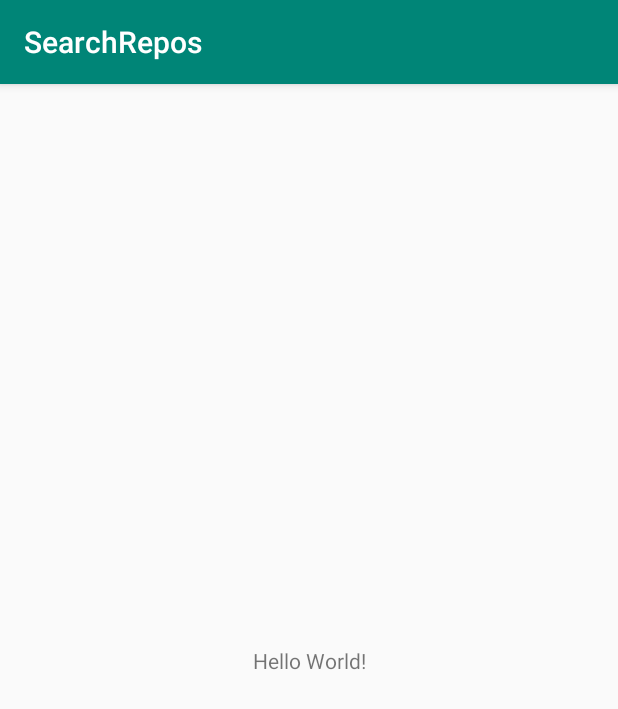
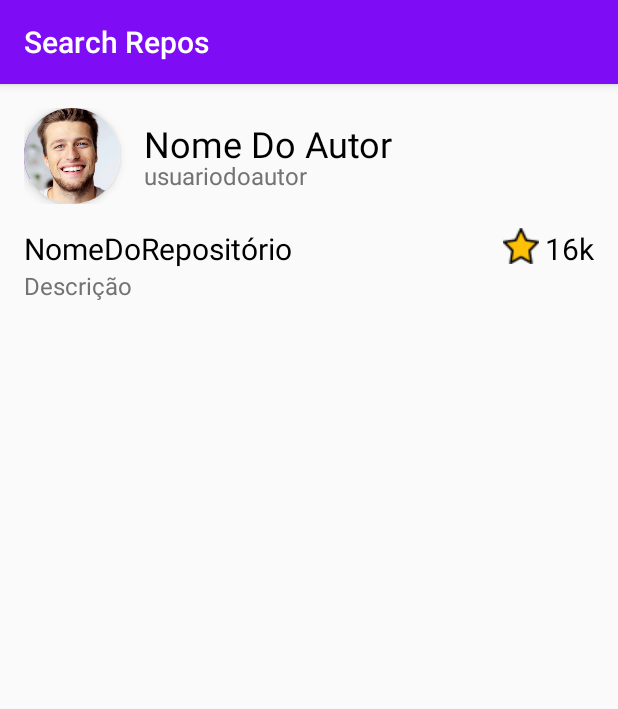
Before and after one commit to mconte13/SearchRepos, an Android app: the screen it shows after launch (MainActivity), on a phone screen of 412 x 824 dp. Shown: the top 709 px of the screen. Run offline under Robolectric (Android 15) with nearby library versions, the phone set to English and light mode, and no system bars.

Commit message:
Cell layout

```diff
--- a/app/build.gradle
+++ b/app/build.gradle
@@ -32,4 +32,5 @@ dependencies {
     testImplementation 'junit:junit:4.12'
     androidTestImplementation 'androidx.test:runner:1.1.1'
     androidTestImplementation 'androidx.test.espresso:espresso-core:3.1.1'
+    implementation "androidx.cardview:cardview:1.0.0"
 }
--- a/app/src/main/java/com/mcf/searchrepos/MainActivity.kt
+++ b/app/src/main/java/com/mcf/searchrepos/MainActivity.kt
@@ -2,11 +2,12 @@ package com.mcf.searchrepos
 
 import androidx.appcompat.app.AppCompatActivity
 import android.os.Bundle
+import android.widget.Toast
 
 class MainActivity : AppCompatActivity() {
 
     override fun onCreate(savedInstanceState: Bundle?) {
         super.onCreate(savedInstanceState)
-        setContentView(R.layout.activity_main)
+        setContentView(R.layout.cell)
     }
 }
--- a/app/src/main/res/layout/activity_main.xml
+++ b/app/src/main/res/layout/activity_main.xml
@@ -6,13 +6,15 @@
     android:layout_height="match_parent"
     tools:context=".MainActivity">
 
-    <TextView
-        android:layout_width="wrap_content"
-        android:layout_height="wrap_content"
-        android:text="Hello World!"
-        app:layout_constraintBottom_toBottomOf="parent"
-        app:layout_constraintLeft_toLeftOf="parent"
-        app:layout_constraintRight_toRightOf="parent"
-        app:layout_constraintTop_toTopOf="parent" />
+    <LinearLayout
+        android:layout_width="match_parent"
+        android:layout_height="match_parent"
+        android:orientation="vertical">
+
+        <fragment
+            android:layout_width="match_parent"
+            android:layout_height="wrap_content"
+            tools:layout="@layout/cell"/>
+    </LinearLayout>
 
 </androidx.constraintlayout.widget.ConstraintLayout>
--- /dev/null
+++ b/app/src/main/res/layout/cell.xml
@@ -0,0 +1,148 @@
+<?xml version="1.0" encoding="utf-8"?>
+<androidx.constraintlayout.widget.ConstraintLayout xmlns:android="http://schemas.android.com/apk/res/android"
+    xmlns:app="http://schemas.android.com/apk/res-auto"
+    android:orientation="vertical" android:layout_width="match_parent"
+    android:layout_height="161dp">
+    <RelativeLayout
+        android:layout_width="match_parent"
+        android:layout_height="match_parent">
+
+        <LinearLayout
+            android:layout_width="match_parent"
+            android:layout_height="match_parent"
+            android:orientation="vertical">
+
+            <FrameLayout
+                android:layout_width="match_parent"
+                android:layout_height="wrap_content"
+                android:layout_alignParentLeft="true"
+                android:layout_alignParentTop="true"
+                android:layout_marginTop="16dp"
+                android:layout_marginLeft="16dp"
+                android:layout_alignParentRight="true"
+                android:layout_marginRight="16dp">
+
+                <RelativeLayout
+                    android:layout_width="match_parent"
+                    android:layout_height="match_parent">
+
+                    <androidx.cardview.widget.CardView
+                        android:id="@+id/profile_img"
+                        android:layout_width="64dp"
+                        android:layout_height="64dp"
+                        app:cardCornerRadius="32dp"
+                        app:cardElevation="4dp">
+
+                        <FrameLayout
+                            android:background="@color/colorPrimary"
+                            android:layout_width="4dp"
+                            android:layout_height="match_parent"/>
+
+                        <ImageView
+                            android:layout_width="wrap_content"
+                            android:layout_height="wrap_content"
+                            android:scaleType="centerCrop"
+                            android:src="@drawable/cara"/>
+                    </androidx.cardview.widget.CardView>
+
+                    <androidx.appcompat.widget.LinearLayoutCompat
+                        android:layout_width="wrap_content"
+                        android:layout_height="wrap_content"
+                        android:orientation="vertical"
+                        android:layout_toRightOf="@id/profile_img"
+                        android:layout_marginLeft="16dp"
+                        android:layout_alignTop="@id/profile_img"
+                        android:layout_alignBottom="@id/profile_img"
+                        android:gravity="center_vertical">
+
+                        <TextView
+                            android:id="@+id/nome_autor"
+                            android:layout_width="wrap_content"
+                            android:layout_height="wrap_content"
+                            android:text="Nome Do Autor"
+                            android:layout_alignParentBottom="true"
+                            android:layout_toRightOf="@id/usuario"
+                            android:textSize="24dp"
+                            android:textColor="@android:color/black"/>
+
+                        <TextView
+                            android:id="@+id/usuario"
+                            android:layout_width="wrap_content"
+                            android:layout_height="wrap_content"
+                            android:text="usuariodoautor"
+                            android:layout_alignParentBottom="true"
+                            android:layout_alignParentLeft="true"
+                            android:textSize="16dp"
+                            android:textAlignment="viewStart"
+                            android:textColor="@color/lightGray"
+                            android:layout_marginTop="-6dp"/>
+
+                    </androidx.appcompat.widget.LinearLayoutCompat>
+                </RelativeLayout>
+
+            </FrameLayout>
+
+            <androidx.appcompat.widget.LinearLayoutCompat
+                android:layout_width="match_parent"
+                android:layout_height="wrap_content"
+                android:orientation="vertical"
+                android:layout_marginLeft="16dp"
+                android:layout_marginTop="16dp"
+                android:layout_marginRight="16dp"
+                android:layout_marginBottom="16dp">
+
+                <androidx.appcompat.widget.LinearLayoutCompat
+                    android:layout_width="match_parent"
+                    android:layout_height="wrap_content"
+                    android:orientation="horizontal">
+
+                    <TextView
+                        android:id="@+id/nome_repositorio"
+                        android:layout_width="wrap_content"
+                        android:layout_height="wrap_content"
+                        android:text="NomeDoRepositório"
+                        android:textSize="20dp"
+                        android:textColor="@android:color/black"/>
+
+                    <RelativeLayout
+                        android:layout_width="match_parent"
+                        android:layout_height="wrap_content">
+
+                        <ImageView
+                            android:layout_width="wrap_content"
+                            android:layout_height="wrap_content"
+                            android:src="@drawable/star"
+                            android:layout_toLeftOf="@+id/like"/>
+
+                        <TextView
+                            android:id="@+id/like"
+                            android:layout_width="wrap_content"
+                            android:layout_height="wrap_content"
+                            android:text="16k"
+                            android:textSize="20dp"
+                            android:textColor="@android:color/black"
+                            android:layout_marginLeft="4dp"
+                            android:layout_alignParentRight="true"/>
+                    </RelativeLayout>
+
+                </androidx.appcompat.widget.LinearLayoutCompat>
+
+                <TextView
+                    android:id="@+id/descricao"
+                    android:layout_width="wrap_content"
+                    android:layout_height="wrap_content"
+                    android:text="Descrição"
+                    android:textSize="16dp"
+                    android:textColor="@color/lightGray"/>
+
+            </androidx.appcompat.widget.LinearLayoutCompat>
+
+            <View
+                android:layout_width="match_parent"
+                android:layout_height="1dp"
+                android:background="@color/lightGray" />
+
+        </LinearLayout>
+
+    </RelativeLayout>
+</androidx.constraintlayout.widget.ConstraintLayout>
--- a/app/src/main/res/values/colors.xml
+++ b/app/src/main/res/values/colors.xml
@@ -1,6 +1,7 @@
 <?xml version="1.0" encoding="utf-8"?>
 <resources>
-    <color name="colorPrimary">#008577</color>
-    <color name="colorPrimaryDark">#00574B</color>
-    <color name="colorAccent">#D81B60</color>
+    <color name="colorPrimary">#7e0cf5</color>
+    <color name="colorPrimaryDark">#400082</color>
+    <color name="colorAccent">#cd4dcc</color>
+    <color name="lightGray">#737373</color>
 </resources>
--- a/app/src/main/res/values/strings.xml
+++ b/app/src/main/res/values/strings.xml
@@ -1,3 +1,3 @@
 <resources>
-    <string name="app_name">SearchRepos</string>
+    <string name="app_name">Search Repos</string>
 </resources>
```
Also changed, not shown: app/src/main/res/drawable/cara.png (added), app/src/main/res/drawable/star.png (added).
